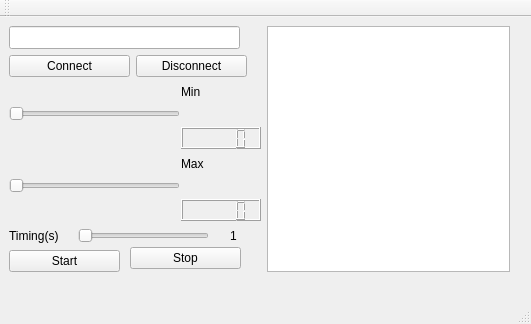
Dojak220/Projeto03, file QtTcpClientProducer/mainwindow.ui: the form before one commit.
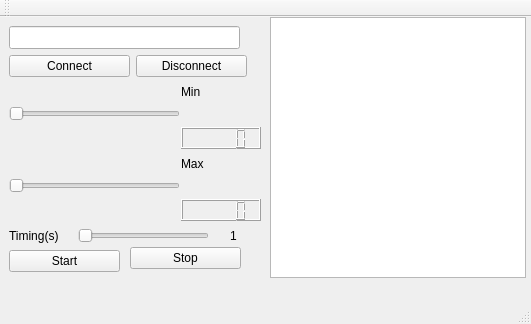
The form after the commit.

Diff of the .ui file:
```diff
--- a/QtTcpClientProducer/mainwindow.ui
+++ b/QtTcpClientProducer/mainwindow.ui
@@ -27,16 +27,6 @@
      <string>1</string>
     </property>
    </widget>
-   <widget class="QListView" name="listView">
-    <property name="geometry">
-     <rect>
-      <x>267</x>
-      <y>9</y>
-      <width>243</width>
-      <height>246</height>
-     </rect>
-    </property>
-   </widget>
    <widget class="QPushButton" name="pushButtonConnect">
     <property name="geometry">
      <rect>
@@ -197,6 +187,16 @@
      <string>Disconnect</string>
     </property>
    </widget>
+   <widget class="QListWidget" name="listWidget">
+    <property name="geometry">
+     <rect>
+      <x>270</x>
+      <y>0</y>
+      <width>256</width>
+      <height>261</height>
+     </rect>
+    </property>
+   </widget>
   </widget>
   <widget class="QMenuBar" name="menuBar">
    <property name="geometry">
```
Left out of the diff: 2 changed lines with no effect on the pictures.
